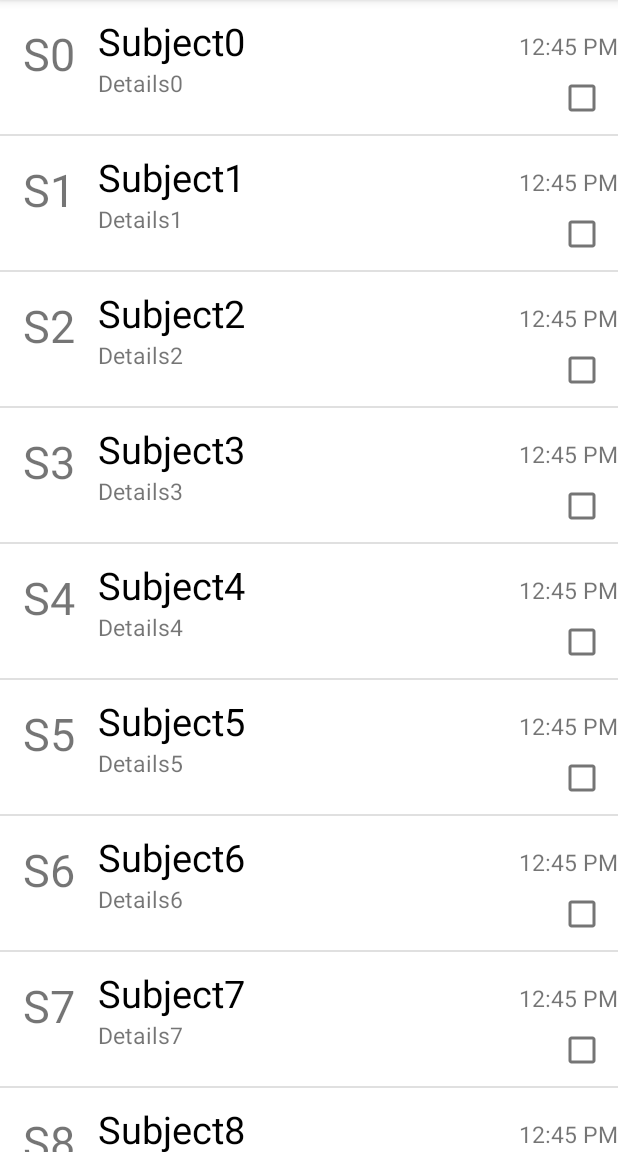
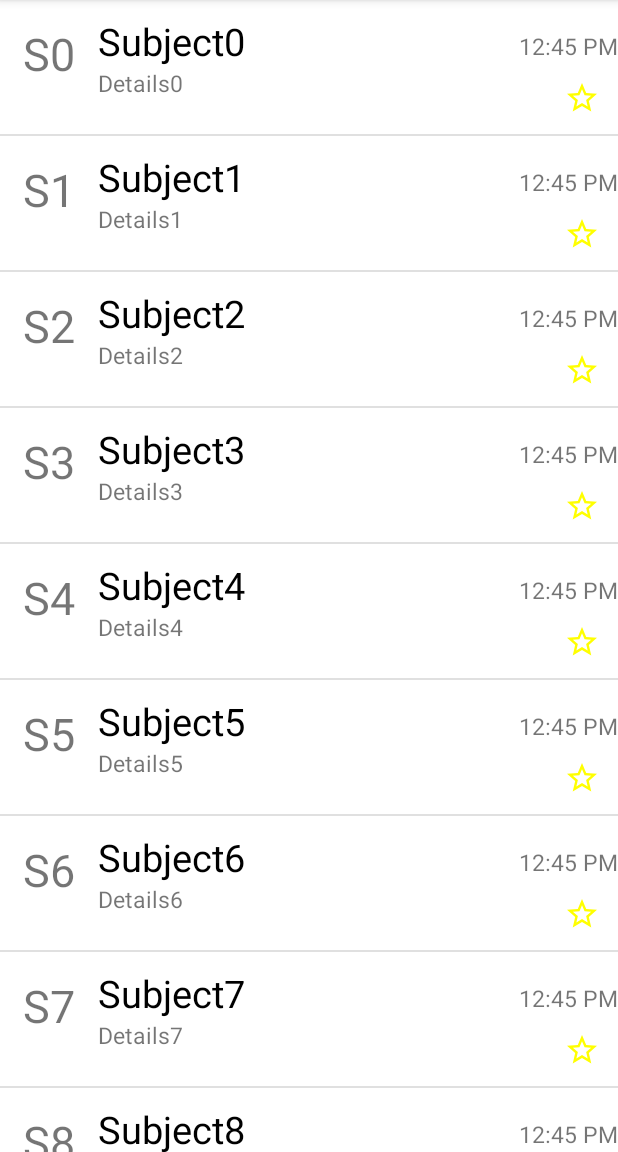
Before and after one commit to ducht2699/EmailSimulation, an Android app: the screen it shows after launch (MainActivity), on a phone screen of 412 x 824 dp, the part 84-1236 px from its top. Run offline under Robolectric (Android 15) with nearby library versions, the phone set to English and light mode, and no system bars.

Commit message:
+ Add custom checkbox

```diff
--- a/app/src/main/java/com/example/emailsimulation/CustomItemAdapter.java
+++ b/app/src/main/java/com/example/emailsimulation/CustomItemAdapter.java
@@ -1,6 +1,7 @@
 package com.example.emailsimulation;
 
 import android.content.Context;
+import android.graphics.Color;
 import android.view.LayoutInflater;
 import android.view.View;
 import android.view.ViewGroup;
@@ -62,6 +63,7 @@ public class CustomItemAdapter extends BaseAdapter {
         vh_Temp.tv_Avatar.setText(item.getAvatar());
         vh_Temp.tv_Time.setText(item.getTime());
 
+
         return convertView;
     }
 
--- /dev/null
+++ b/app/src/main/res/drawable/ic_baseline_star_24.xml
@@ -0,0 +1,5 @@
+<vector android:height="24dp" android:tint="#FFFF00"
+    android:viewportHeight="24" android:viewportWidth="24"
+    android:width="24dp" xmlns:android="http://schemas.android.com/apk/res/android">
+    <path android:fillColor="@android:color/white" android:pathData="M12,17.27L18.18,21l-1.64,-7.03L22,9.24l-7.19,-0.61L12,2 9.19,8.63 2,9.24l5.46,4.73L5.82,21z"/>
+</vector>
--- /dev/null
+++ b/app/src/main/res/drawable/ic_baseline_star_border_24.xml
@@ -0,0 +1,10 @@
+<vector xmlns:android="http://schemas.android.com/apk/res/android"
+    android:width="24dp"
+    android:height="24dp"
+    android:viewportWidth="24"
+    android:viewportHeight="24"
+    android:tint="?attr/colorControlNormal">
+  <path
+      android:fillColor="@android:color/white"
+      android:pathData="M22,9.24l-7.19,-0.62L12,2 9.19,8.63 2,9.24l5.46,4.73L5.82,21 12,17.27 18.18,21l-1.63,-7.03L22,9.24zM12,15.4l-3.76,2.27 1,-4.28 -3.32,-2.88 4.38,-0.38L12,6.1l1.71,4.04 4.38,0.38 -3.32,2.88 1,4.28L12,15.4z"/>
+</vector>
--- /dev/null
+++ b/app/src/main/res/drawable/ic_baseline_star_full_24.xml
@@ -0,0 +1,10 @@
+<vector xmlns:android="http://schemas.android.com/apk/res/android"
+    android:width="24dp"
+    android:height="24dp"
+    android:viewportWidth="24"
+    android:viewportHeight="24"
+    android:tint="?attr/colorControlNormal">
+  <path
+      android:fillColor="@android:color/white"
+      android:pathData="M12,17.27L18.18,21l-1.64,-7.03L22,9.24l-7.19,-0.61L12,2 9.19,8.63 2,9.24l5.46,4.73L5.82,21z"/>
+</vector>
--- /dev/null
+++ b/app/src/main/res/drawable/star_checkbox.xml
@@ -0,0 +1,12 @@
+<?xml version="1.0" encoding="utf-8"?>
+<selector xmlns:android="http://schemas.android.com/apk/res/android">
+
+    <item
+        android:drawable="@drawable/ic_baseline_star_border_24"
+        android:state_checked="false"
+        />
+
+    <item
+        android:drawable="@drawable/ic_baseline_star_24"
+        android:state_checked="true"/>
+</selector>
--- a/app/src/main/res/layout/email_item.xml
+++ b/app/src/main/res/layout/email_item.xml
@@ -32,6 +32,8 @@
         android:ellipsize="end"/>
 
     <CheckBox
+        android:button="@drawable/star_checkbox"
+        android:buttonTint="@color/yellow"
         android:id="@+id/cb_Star"
         android:layout_width="wrap_content"
         android:layout_height="wrap_content"
--- a/app/src/main/res/values/colors.xml
+++ b/app/src/main/res/values/colors.xml
@@ -7,4 +7,5 @@
     <color name="teal_700">#FF018786</color>
     <color name="black">#FF000000</color>
     <color name="white">#FFFFFFFF</color>
+    <color name="yellow">#FFFFFF00</color>
 </resources>
```
